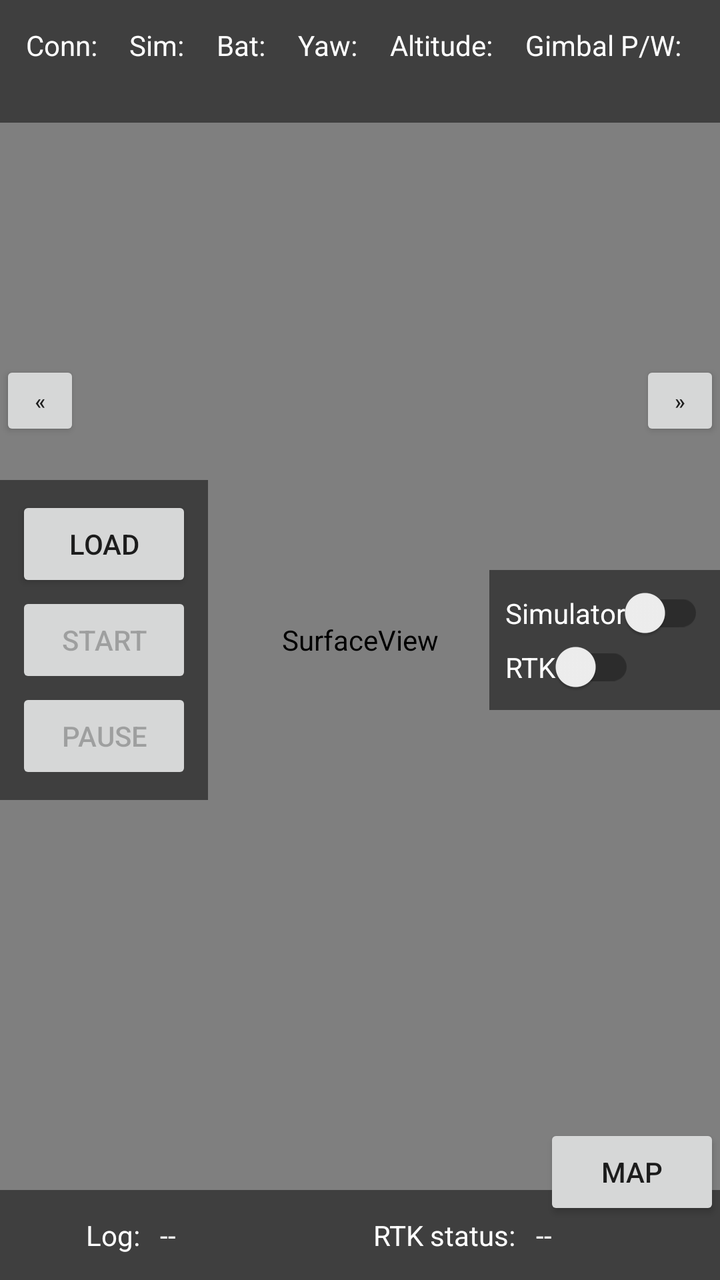
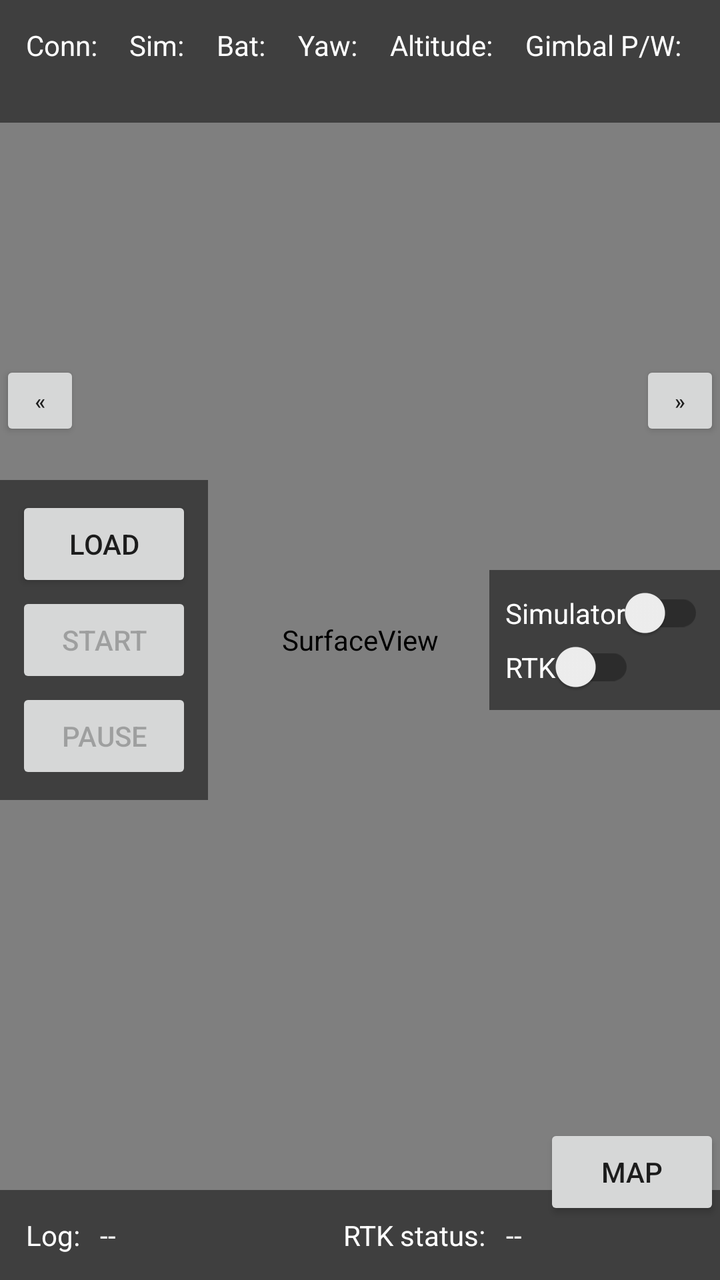

Before-and-after screenshots of an Android layout around one commit, followed by the original layout XML and the change that was made.
<!-- AndroidManifest.xml: activity theme Theme.AppCompat.Light.NoActionBar -->
<!-- res/layout/activity_main.xml -->
<FrameLayout
    xmlns:android="http://schemas.android.com/apk/res/android"
    android:layout_width="match_parent"
    android:layout_height="match_parent">

    
    <SurfaceView
        android:id="@+id/sv_camera_stream"
        android:layout_width="match_parent"
        android:layout_height="match_parent"
        android:visibility="visible" />

    <androidx.fragment.app.FragmentContainerView
        android:id="@+id/map_view"
        android:name="com.google.android.gms.maps.SupportMapFragment"
        android:layout_width="match_parent"
        android:layout_height="match_parent"
        android:visibility="gone" />

    
    
    <LinearLayout
        android:id="@+id/sliding_panel_left"
        android:layout_width="wrap_content"
        android:layout_height="wrap_content"
        android:layout_gravity="center_vertical|start"
        android:orientation="vertical"
        android:background="#80000000"
        android:padding="8dp"
        android:translationX="0dp"> 

        
        <Button
            android:id="@+id/button_load_mission"
            android:layout_width="wrap_content"
            android:layout_height="wrap_content"
            android:text="@string/load_mission_button"
            android:layout_gravity="center_vertical|start" />

        
        <Button
            android:id="@+id/button_start_stop_mission"
            android:layout_width="wrap_content"
            android:layout_height="wrap_content"
            android:text="@string/start_mission_button"
            android:enabled="false"
            android:layout_gravity="center_vertical|start" />

        <Button
            android:id="@+id/button_pause_resume_mission"
            android:layout_width="wrap_content"
            android:layout_height="wrap_content"
            android:text="@string/pause_mission_button"
            android:enabled="false"
            android:layout_gravity="center_vertical|start"             />
    </LinearLayout>

    
    <Button
        android:id="@+id/button_toggle_panel_left"
        android:layout_width="40dp"
        android:layout_height="40dp"
        android:layout_gravity="center_vertical|start"
        android:layout_marginStart="0dp"
        android:layout_marginTop="-120dp"
        android:text="@string/slide_left"
        android:textSize="11sp"
        android:padding="2dp" />


    
    <LinearLayout
        android:id="@+id/sliding_panel_right"
        android:layout_width="wrap_content"
        android:layout_height="wrap_content"
        android:layout_gravity="center_vertical|end"
        android:orientation="vertical"
        android:background="#80000000"
        android:padding="8dp"
        android:translationX="0dp"> 

        
        <com.google.android.material.switchmaterial.SwitchMaterial
            android:id="@+id/switch_simulator"
            android:layout_width="wrap_content"
            android:layout_height="wrap_content"
            android:textColor="#FFFFFF"
            android:text="@string/simulator_switch" />

        
        <com.google.android.material.switchmaterial.SwitchMaterial
            android:id="@+id/switch_rtk"
            android:layout_width="wrap_content"
            android:layout_height="wrap_content"
            android:textColor="#FFFFFF"
            android:text="@string/rtk_switch" />
    </LinearLayout>

    <Button
        android:id="@+id/button_toggle_panel_right"
        android:layout_width="40dp"
        android:layout_height="40dp"
        android:layout_gravity="center_vertical|end"
        android:layout_marginEnd="0dp"
        android:layout_marginTop="-120dp"
        android:text="@string/slide_right"
        android:textSize="11sp"
        android:padding="2dp" />

    
    <Button
        android:id="@+id/button_toggle_view"
        android:layout_width="wrap_content"
        android:layout_height="wrap_content"
        android:text="@string/map_button"
        android:layout_marginBottom="30dp"
        android:layout_gravity="bottom|end" />


    
    <LinearLayout
        android:layout_width="match_parent"
        android:layout_height="wrap_content"
        android:layout_gravity="top|center_horizontal"
        android:orientation="horizontal"
        android:padding="8dp"
        android:background="#80000000"> 

        
        <TextView
            android:layout_width="wrap_content"
            android:layout_height="wrap_content"
            android:text="@string/connection_label"
            android:textColor="#FFFFFF"
            android:layout_gravity="start"
            android:padding="5dp" />

        <TextView
            android:id="@+id/textview_is_drone_connected"
            android:layout_width="0dp"
            android:layout_height="wrap_content"
            android:text="@string/empty_label"
            android:textColor="#FFFFFF"
            android:layout_gravity="end"
            android:padding="5dp"
            android:layout_weight="1" /> 

        
        <TextView
            android:layout_width="wrap_content"
            android:layout_height="wrap_content"
            android:text="@string/simulator_label"
            android:textColor="#FFFFFF"
            android:layout_gravity="start"
            android:padding="5dp" />

        <TextView
            android:id="@+id/textview_is_simulator_on"
            android:layout_width="0dp"
            android:layout_height="wrap_content"
            android:text="@string/empty_label"
            android:textColor="#FFFFFF"
            android:layout_gravity="end"
            android:padding="5dp"
            android:layout_weight="1" /> 

        
        <TextView
            android:layout_width="wrap_content"
            android:layout_height="wrap_content"
            android:text="@string/battery_label"
            android:textColor="#FFFFFF"
            android:layout_gravity="start"
            android:padding="5dp" />

        <TextView
            android:id="@+id/textview_battery"
            android:layout_width="0dp"
            android:layout_height="wrap_content"
            android:text="@string/empty_label"
            android:textColor="#FFFFFF"
            android:layout_gravity="end"
            android:padding="5dp"
            android:layout_weight="1" /> 

        
        <TextView
            android:layout_width="wrap_content"
            android:layout_height="wrap_content"
            android:text="@string/drone_yaw_label"
            android:textColor="#FFFFFF"
            android:layout_gravity="start"
            android:padding="5dp" />

        <TextView
            android:id="@+id/textview_drone_yaw"
            android:layout_width="0dp"
            android:layout_height="wrap_content"
            android:text="@string/empty_label"
            android:textColor="#FFFFFF"
            android:layout_gravity="end"
            android:padding="5dp"
            android:layout_weight="1" /> 

        
        <TextView
            android:layout_width="wrap_content"
            android:layout_height="wrap_content"
            android:text="@string/drone_altitude_label"
            android:textColor="#FFFFFF"
            android:layout_gravity="start"
            android:padding="5dp" />

        <TextView
            android:id="@+id/textview_drone_altitude"
            android:layout_width="0dp"
            android:layout_height="wrap_content"
            android:text="@string/empty_label"
            android:textColor="#FFFFFF"
            android:layout_gravity="end"
            android:padding="5dp"
            android:layout_weight="1" /> 

        
        <TextView
            android:layout_width="wrap_content"
            android:layout_height="wrap_content"
            android:text="@string/gimbal_label"
            android:textColor="#FFFFFF"
            android:layout_gravity="start"
            android:padding="5dp" />

        <TextView
            android:id="@+id/textview_gimbal_pitch_yaw"
            android:layout_width="0dp"
            android:layout_height="wrap_content"
            android:text="@string/empty_label"
            android:textColor="#FFFFFF"
            android:layout_gravity="end"
            android:padding="5dp"
            android:layout_weight="1" /> 
    </LinearLayout>


    
    <LinearLayout
        android:layout_width="match_parent"
        android:layout_height="wrap_content"
        android:layout_gravity="bottom|center_horizontal"
        android:orientation="horizontal"
        android:padding="8dp"
        android:background="#80000000"> 

        
        <TextView
            android:layout_width="wrap_content"
            android:layout_height="wrap_content"
            android:text="@string/log_label"
            android:layout_marginStart="30dp"
            android:textColor="#FFFFFF"
            android:padding="5dp" />

        
        <TextView
            android:id="@+id/textview_log"
            android:layout_width="wrap_content"
            android:layout_height="wrap_content"
            android:text="@string/empty_label"
            android:textColor="#FFFFFF"
            android:padding="5dp"
            android:layout_weight="1" />

        
        <TextView
            android:layout_width="wrap_content"
            android:layout_height="wrap_content"
            android:text="@string/rtk_label"
            android:textColor="#FFFFFF"
            android:padding="5dp" />

        
        <TextView
            android:id="@+id/textview_rtk"
            android:layout_width="0dp"
            android:layout_height="wrap_content"
            android:text="@string/empty_label"
            android:textColor="#FFFFFF"
            android:padding="5dp"
            android:layout_weight="1" />
    </LinearLayout>


</FrameLayout>
<!-- resources referenced by this layout -->
<resources>
  <string name="battery_label">Bat:</string>
  <string name="connection_label">Conn:</string>
  <string name="drone_altitude_label">Altitude:</string>
  <string name="drone_yaw_label">Yaw:</string>
  <string name="empty_label">--</string>
  <string name="gimbal_label">Gimbal P/W:</string>
  <string name="load_mission_button">Load</string>
  <string name="log_label">Log:</string>
  <string name="map_button">Map</string>
  <string name="pause_mission_button">Pause</string>
  <string name="rtk_label">RTK status:</string>
  <string name="rtk_switch">RTK</string>
  <string name="simulator_label">Sim:</string>
  <string name="simulator_switch">Simulator</string>
  <string name="slide_left">«</string>
  <string name="slide_right">»</string>
  <string name="start_mission_button">Start</string>
</resources>

<!-- the commit's change to res/layout/activity_main.xml (unified diff, before → after) -->
@@ -10,9 +10,8 @@
         android:layout_height="match_parent"
         android:visibility="visible" />
 
-    <androidx.fragment.app.FragmentContainerView
+    <org.maplibre.android.maps.MapView
         android:id="@+id/map_view"
-        android:name="com.google.android.gms.maps.SupportMapFragment"
         android:layout_width="match_parent"
         android:layout_height="match_parent"
         android:visibility="gone" />
@@ -256,7 +255,6 @@
             android:layout_width="wrap_content"
             android:layout_height="wrap_content"
             android:text="@string/log_label"
-            android:layout_marginStart="30dp"
             android:textColor="#FFFFFF"
             android:padding="5dp" />
 
